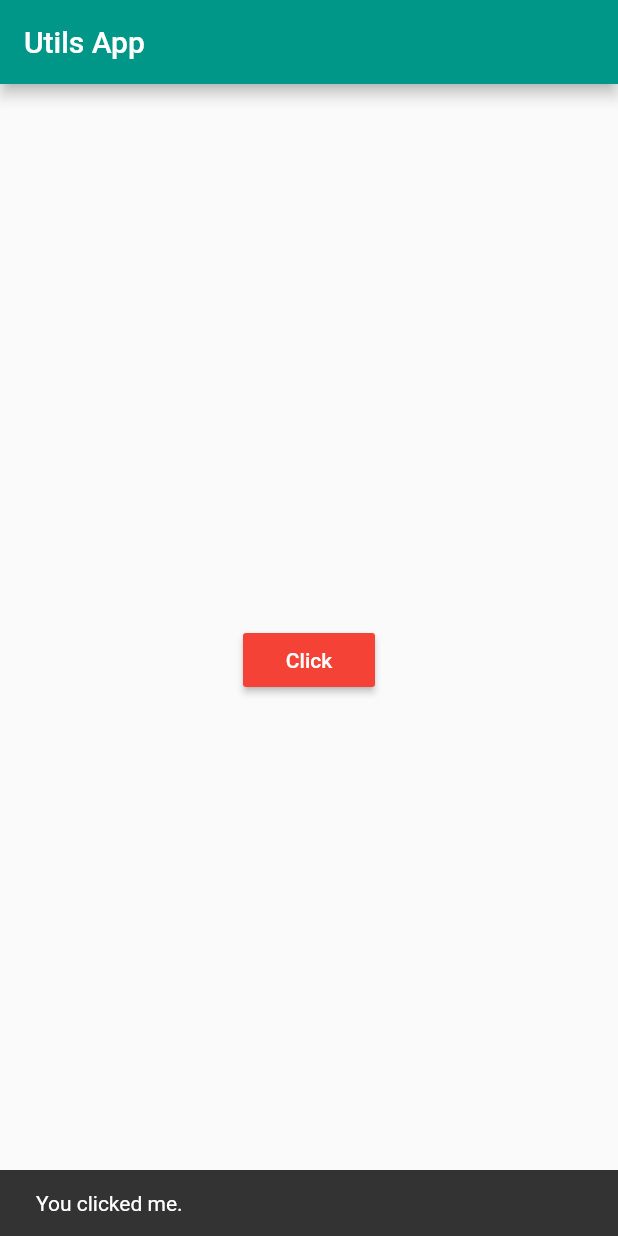
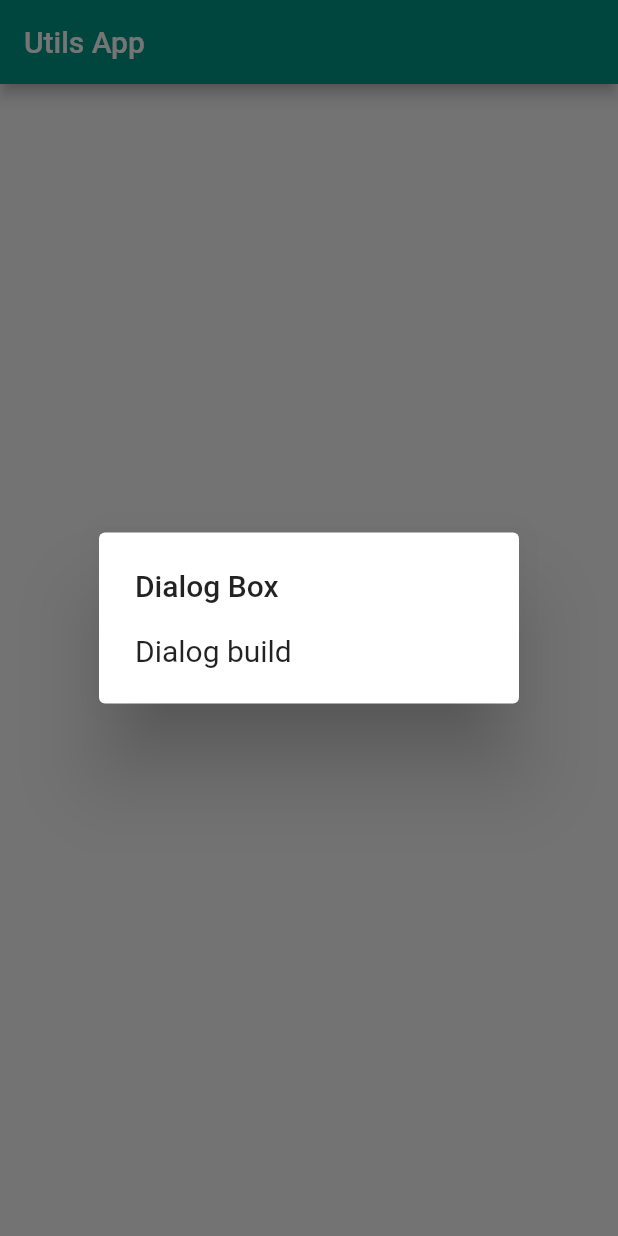
Before and after one commit to CodeXonic/Flutter-Utils, a Flutter app: the screen it shows after launch, after a tap on "Click", on a phone screen of 412 x 824 dp. Run offline on Flutter 3.47's test engine with Material 2 defaults, Android fonts, the phone set to English and light mode, and no system bars.

Commit message:
Added Alert Dialog Box

```diff
--- a/lib/main.dart
+++ b/lib/main.dart
@@ -13,7 +13,7 @@ class HomePage extends StatefulWidget {
 }
 
 class _HomePageState extends State<HomePage> {
-  @override
+@override
   Widget build(BuildContext context) {
     return Scaffold(
       appBar: new AppBar(
@@ -25,6 +25,11 @@ class _HomePageState extends State<HomePage> {
 }
 
 class MyBody extends StatelessWidget {
+AlertDialog dialog = new AlertDialog(
+  content: new Text("Dialog build",style: new TextStyle(fontSize: 20.0),),
+  title: new Text("Dialog Box"),
+);
+
   @override
   Widget build(BuildContext context) {
     return  new Container(
@@ -32,14 +37,15 @@ class MyBody extends StatelessWidget {
           child: new RaisedButton(
             child: new Text("Click",style: new TextStyle(color: Colors.white),),
             color: Colors.red,
-            onPressed: () => Scaffold.of(context).showSnackBar(
-              new SnackBar(
-                content: new Text("You clicked me."),
-                duration: new Duration(seconds: 3),
-                )
+            // onPressed: () => Scaffold.of(context).showSnackBar(
+            //   new SnackBar(
+            //     content: new Text("You clicked me."),
+            //     duration: new Duration(seconds: 3),
+            //     )
+            onPressed: ()=> showDialog(context: context,child: dialog ),
             ),
-          ),
-        ),
-      );
+            ),
+          );
+
   }
 }
```
